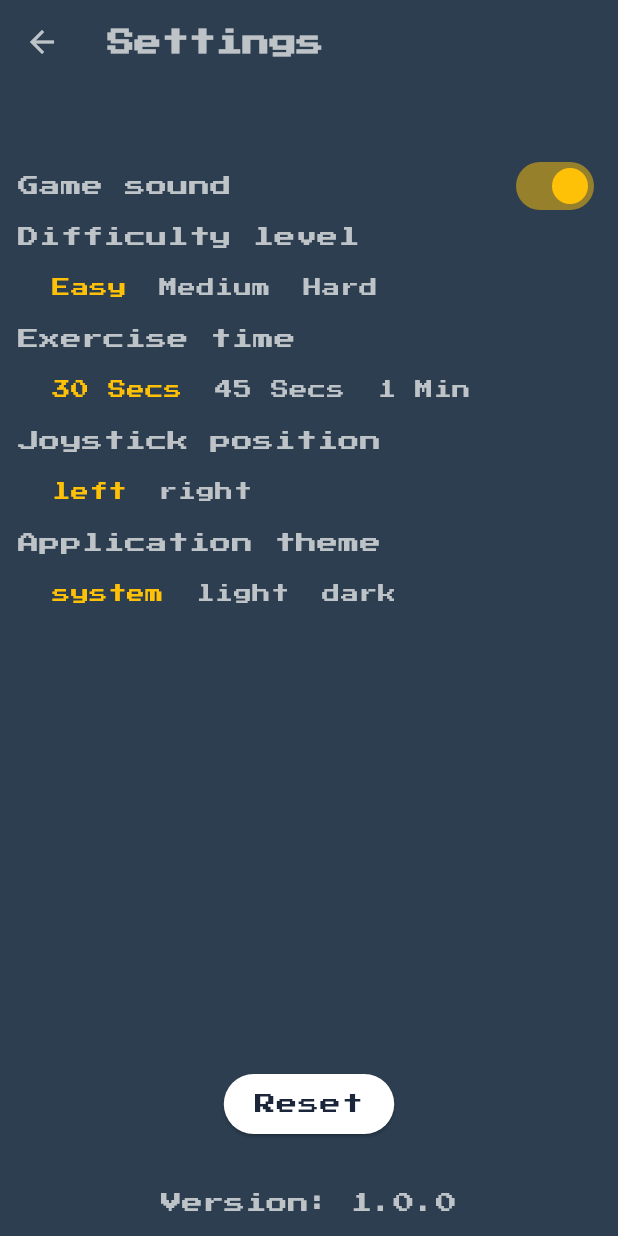
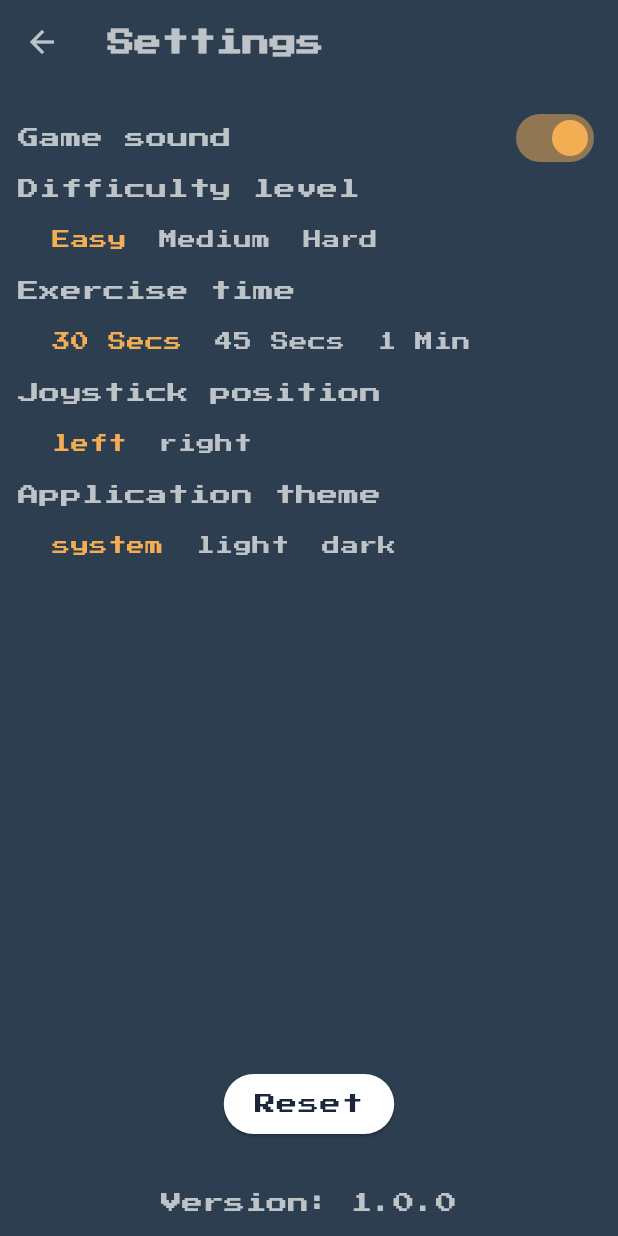
Before and after one commit to FaaiqKhan/muscles_builder, a Flutter app: the screen it shows after launch, after a tap on "Settings", on a phone screen of 412 x 824 dp. Run offline on Flutter 3.47's test engine with Material 3 defaults, Android fonts, the phone set to English and light mode, and no system bars; our stand-ins replace bloc, equatable, flutter_bloc, google_mobile_ads, package_info_plus, shared_preferences; missing offline and left inert: flame, flame_audio; network calls fail.

Commit message:
font color updated according to system, light and dart theme

```diff
--- a/lib/games/muscles_builder_game.dart
+++ b/lib/games/muscles_builder_game.dart
@@ -282,14 +282,18 @@ class MusclesBuilderGame extends FlameGame with HasCollisionDetection {
       statusBarHeight,
     );
     _scoreText.textRenderer = TextPaint(
-      style: Theme.of(context).textTheme.titleSmall,
+      style: Theme.of(context).textTheme.titleSmall?.copyWith(
+            color: Theme.of(context).colorScheme.onPrimary,
+          ),
     );
     _timerText.position = Vector2(
       size.x - Spacings.contentSpacingOf12,
       statusBarHeight,
     );
     _timerText.textRenderer = TextPaint(
-      style: Theme.of(context).textTheme.titleSmall,
+      style: Theme.of(context).textTheme.titleSmall?.copyWith(
+            color: Theme.of(context).colorScheme.onPrimary,
+          ),
     );
     super.onAttach();
   }
--- a/lib/screens/game_over_screen.dart
+++ b/lib/screens/game_over_screen.dart
@@ -15,7 +15,7 @@ class GameOverScreen extends StatelessWidget {
         title: Text(
           "Game Over",
           style: Theme.of(context).textTheme.headlineSmall?.copyWith(
-                color: Theme.of(context).colorScheme.tertiary,
+                color: Theme.of(context).colorScheme.onPrimary,
               ),
         ),
         automaticallyImplyLeading: false,
@@ -32,13 +32,13 @@ class GameOverScreen extends StatelessWidget {
               Text(
                 "Score: ${gameRef.score}",
                 style: Theme.of(context).textTheme.bodyMedium?.copyWith(
-                      color: Theme.of(context).colorScheme.tertiary,
+                      color: Theme.of(context).colorScheme.onPrimary,
                     ),
               ),
               Text(
                 "(Protein Bonus: ${gameRef.proteinBonus})",
                 style: Theme.of(context).textTheme.bodyMedium?.copyWith(
-                      color: Theme.of(context).colorScheme.tertiary,
+                      color: Theme.of(context).colorScheme.onPrimary,
                     ),
               ),
               const SizedBox(height: Spacings.contentSpacingOf32),
--- a/lib/screens/home_screen.dart
+++ b/lib/screens/home_screen.dart
@@ -51,7 +51,7 @@ class _HomeScreenState extends State<HomeScreen> {
         title: Text(
           "Muscles Builder",
           style: Theme.of(context).textTheme.headlineSmall?.copyWith(
-            color: Theme.of(context).colorScheme.tertiary,
+            color: Theme.of(context).colorScheme.onPrimary,
           ),
         ),
       ),
@@ -83,7 +83,7 @@ class _HomeScreenState extends State<HomeScreen> {
                         .textTheme
                         .titleSmall
                         ?.copyWith(
-                          color: Theme.of(context).colorScheme.tertiary,
+                          color: Theme.of(context).colorScheme.onPrimary,
                         ),
                   ),
                 ),
--- a/lib/screens/settings_screen.dart
+++ b/lib/screens/settings_screen.dart
@@ -27,11 +27,11 @@ class SettingsScreen extends StatelessWidget {
         title: Text(
           "Settings",
           style: Theme.of(context).textTheme.headlineSmall?.copyWith(
-                color: Theme.of(context).colorScheme.tertiary,
+                color: Theme.of(context).colorScheme.onPrimary,
               ),
         ),
         iconTheme: IconThemeData(
-          color: Theme.of(context).colorScheme.tertiary,
+          color: Theme.of(context).colorScheme.onPrimary,
         ),
       ),
       backgroundColor: Theme.of(context).colorScheme.primary,
@@ -40,7 +40,6 @@ class SettingsScreen extends StatelessWidget {
           padding: const EdgeInsets.all(Spacings.contentSpacingOf12),
           child: Column(
             children: [
-              const SizedBox(height: Spacings.contentSpacingOf32),
               const GameSoundWidget(),
               const GameDifficultyLevelWidget(),
               const ExerciseTimeWidget(),
@@ -60,7 +59,7 @@ class SettingsScreen extends StatelessWidget {
               Text(
                 context.read<SettingsCubit>().appVersion,
                 style: Theme.of(context).textTheme.titleSmall?.copyWith(
-                      color: Theme.of(context).colorScheme.tertiary,
+                      color: Theme.of(context).colorScheme.onPrimary,
                     ),
               ),
             ],
--- a/lib/screens/splash_screen.dart
+++ b/lib/screens/splash_screen.dart
@@ -86,7 +86,7 @@ class SplashScreen extends StatelessWidget {
               Text(
                 "Warming up...",
                 style: Theme.of(context).textTheme.titleMedium?.copyWith(
-                      color: Theme.of(context).colorScheme.tertiary,
+                      color: Theme.of(context).colorScheme.onPrimary,
                     ),
               ),
             ],
--- a/lib/theme.dart
+++ b/lib/theme.dart
@@ -67,12 +67,16 @@ final ThemeData _parentTheme = ThemeData(
   ),
 );
 
+/// primary is used for background
+/// secondary is used for button text or those widgets that have white background
+/// onPrimary is used for those widgets that has primary background
+/// onPrimaryFixed is used for those widgets that has primary background but text color of secondary
 final ThemeData lightTheme = _parentTheme.copyWith(
   brightness: Brightness.light,
   colorScheme: ColorScheme.fromSwatch().copyWith(
     primary: const Color(0xFF2C3E50),
     secondary: const Color(0xFF1B263B),
-    tertiary: const Color(0xFFBDC3C7),
+    onPrimary: const Color(0xFFBDC3C7),
     onPrimaryFixed: const Color(0xFFF3AE54),
   ),
 );
@@ -82,6 +86,8 @@ final ThemeData darkTheme = _parentTheme.copyWith(
   colorScheme: ColorScheme.fromSwatch().copyWith(
     primary: const Color(0xFF1B263B),
     secondary: const Color(0xFF2C3E50),
+    onPrimary: const Color(0xFFBDC3C7),
+    onPrimaryFixed: const Color(0xFFF3AE54),
   ),
   // Define additional theme properties
 );
--- a/lib/widgets/app_theme_selection_widget.dart
+++ b/lib/widgets/app_theme_selection_widget.dart
@@ -14,7 +14,7 @@ class AppThemeSelectionWidget extends StatelessWidget {
         Text(
           "Application theme",
           style: Theme.of(context).textTheme.bodyMedium?.copyWith(
-                color: Theme.of(context).colorScheme.tertiary,
+                color: Theme.of(context).colorScheme.onPrimary,
               ),
         ),
         Padding(
@@ -38,8 +38,8 @@ class AppThemeSelectionWidget extends StatelessWidget {
                               .bodySmall
                               ?.copyWith(
                                 color: state.themeMode == mode
-                                    ? Colors.amber
-                                    : Theme.of(context).colorScheme.tertiary,
+                                    ? Theme.of(context).colorScheme.onPrimaryFixed
+                                    : Theme.of(context).colorScheme.onPrimary,
                               ),
                         ),
                       ),
--- a/lib/widgets/exercise_time_widget.dart
+++ b/lib/widgets/exercise_time_widget.dart
@@ -15,7 +15,7 @@ class ExerciseTimeWidget extends StatelessWidget {
         Text(
           "Exercise time",
           style: Theme.of(context).textTheme.bodyMedium?.copyWith(
-            color: Theme.of(context).colorScheme.tertiary,
+            color: Theme.of(context).colorScheme.onPrimary,
           ),
         ),
         Padding(
@@ -37,8 +37,8 @@ class ExerciseTimeWidget extends StatelessWidget {
                           exerciseTime.value,
                           style: Theme.of(context).textTheme.bodySmall?.copyWith(
                             color: state.exerciseTime == exerciseTime
-                                ? Colors.amber
-                                : Theme.of(context).colorScheme.tertiary,
+                                ? Theme.of(context).colorScheme.onPrimaryFixed
+                                : Theme.of(context).colorScheme.onPrimary,
                           ),
                         ),
                       ),
--- a/lib/widgets/game_difficulty_level.dart
+++ b/lib/widgets/game_difficulty_level.dart
@@ -15,7 +15,7 @@ class GameDifficultyLevelWidget extends StatelessWidget {
         Text(
           "Difficulty level",
           style: Theme.of(context).textTheme.bodyMedium?.copyWith(
-                color: Theme.of(context).colorScheme.tertiary,
+                color: Theme.of(context).colorScheme.onPrimary,
               ),
         ),
         Padding(
@@ -35,8 +35,8 @@ class GameDifficultyLevelWidget extends StatelessWidget {
                       style: Theme.of(context).textTheme.bodySmall?.copyWith(
                             color: state.gameDifficultyLevel ==
                                     GameDifficultyLevel.easy
-                                ? Colors.amber
-                                : Theme.of(context).colorScheme.tertiary,
+                                ? Theme.of(context).colorScheme.onPrimaryFixed
+                                : Theme.of(context).colorScheme.onPrimary,
                           ),
                     ),
                   ),
@@ -49,8 +49,8 @@ class GameDifficultyLevelWidget extends StatelessWidget {
                       style: Theme.of(context).textTheme.bodySmall?.copyWith(
                         color: state.gameDifficultyLevel ==
                             GameDifficultyLevel.medium
-                            ? Colors.amber
-                            : Theme.of(context).colorScheme.tertiary,
+                            ? Theme.of(context).colorScheme.onPrimaryFixed
+                            : Theme.of(context).colorScheme.onPrimary,
                       ),
                     ),
                   ),
@@ -63,8 +63,8 @@ class GameDifficultyLevelWidget extends StatelessWidget {
                       style: Theme.of(context).textTheme.bodySmall?.copyWith(
                         color: state.gameDifficultyLevel ==
                             GameDifficultyLevel.hard
-                            ? Colors.amber
-                            : Theme.of(context).colorScheme.tertiary,
+                            ? Theme.of(context).colorScheme.onPrimaryFixed
+                            : Theme.of(context).colorScheme.onPrimary,
                       ),
                     ),
                   ),
--- a/lib/widgets/game_sound_widget.dart
+++ b/lib/widgets/game_sound_widget.dart
@@ -13,7 +13,7 @@ class GameSoundWidget extends StatelessWidget {
         Text(
           "Game sound",
           style: Theme.of(context).textTheme.bodyMedium?.copyWith(
-                color: Theme.of(context).colorScheme.tertiary,
+                color: Theme.of(context).colorScheme.onPrimary,
               ),
         ),
         BlocBuilder<SettingsCubit, SettingsState>(
@@ -22,7 +22,7 @@ class GameSoundWidget extends StatelessWidget {
           builder: (context, state) {
             return Switch(
               value: state.gameSoundSwitch,
-              activeColor: Colors.amber,
+              activeColor: Theme.of(context).colorScheme.onPrimaryFixed,
               onChanged: (value) =>
                   context.read<SettingsCubit>().updateGameSoundSwitch(value),
             );
--- a/lib/widgets/joystick_position_widget.dart
+++ b/lib/widgets/joystick_position_widget.dart
@@ -15,7 +15,7 @@ class JoystickPositionWidget extends StatelessWidget {
         Text(
           "Joystick position",
           style: Theme.of(context).textTheme.bodyMedium?.copyWith(
-            color: Theme.of(context).colorScheme.tertiary,
+            color: Theme.of(context).colorScheme.onPrimary,
           ),
         ),
         Padding(
@@ -35,8 +35,8 @@ class JoystickPositionWidget extends StatelessWidget {
                           controller.name,
                           style: Theme.of(context).textTheme.bodySmall?.copyWith(
                             color: state.joystickPosition == controller
-                                ? Colors.amber
-                                : Theme.of(context).colorScheme.tertiary,
+                                ? Theme.of(context).colorScheme.onPrimaryFixed
+                                : Theme.of(context).colorScheme.onPrimary,
                           ),
                         ),
                       ),
```
